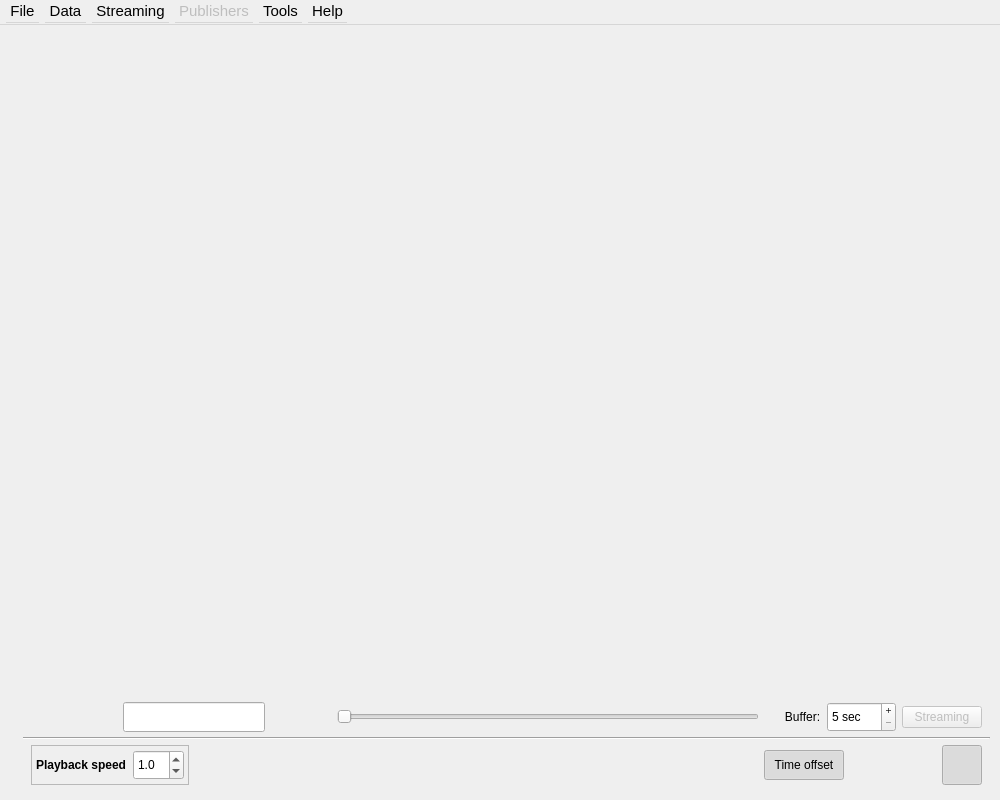
First picture: the form in plotter_gui/mainwindow.ui, repository ziparker/PlotJuggler, before the edit.
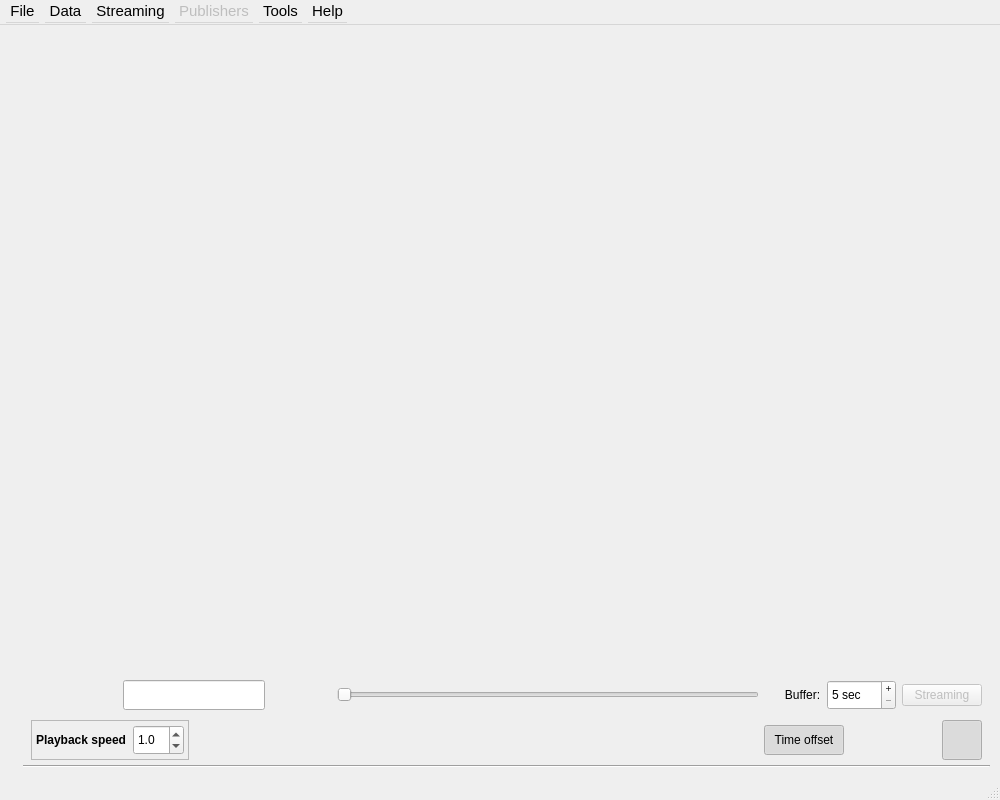
Second picture: the form after the edit. Icons and pictures are not drawn. Custom widgets are drawn as their Qt base class.

Patch:
```diff
--- a/plotter_gui/mainwindow.ui
+++ b/plotter_gui/mainwindow.ui
@@ -482,13 +482,6 @@
             </layout>
            </widget>
           </item>
-          <item>
-           <widget class="Line" name="line">
-            <property name="orientation">
-             <enum>Qt::Horizontal</enum>
-            </property>
-           </widget>
-          </item>
           <item>
            <widget class="QWidget" name="widgetOptions" native="true">
             <property name="minimumSize">
@@ -808,6 +801,13 @@
             </layout>
            </widget>
           </item>
+          <item>
+           <widget class="Line" name="line">
+            <property name="orientation">
+             <enum>Qt::Horizontal</enum>
+            </property>
+           </widget>
+          </item>
          </layout>
         </item>
        </layout>
@@ -944,6 +944,7 @@
    <addaction name="menuTools"/>
    <addaction name="menuHelp"/>
   </widget>
+  <widget class="QStatusBar" name="statusBar"/>
   <action name="actionLoadData">
    <property name="text">
     <string>Load Data</string>
```
Left out of the diff: 58 changed lines with no effect on the pictures.
